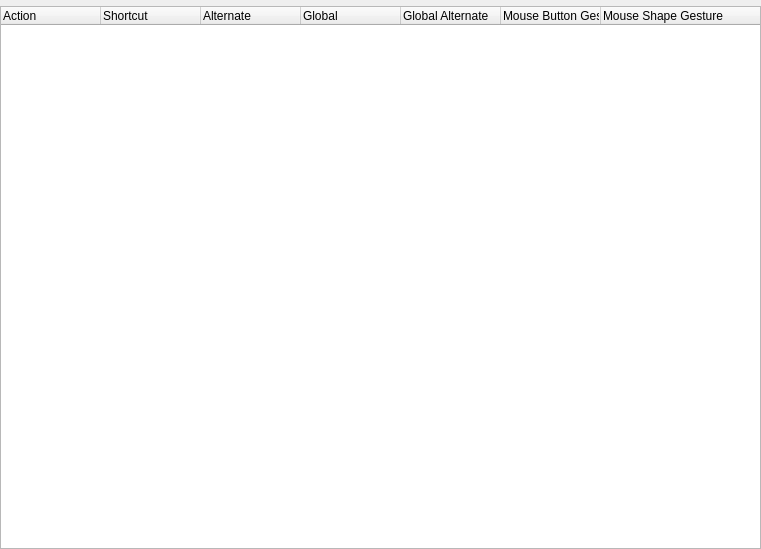
The window that kdeui/dialogs/kshortcutsdialog.ui (KDE/kdelibs) describes before a commit, drawn with Qt 5.
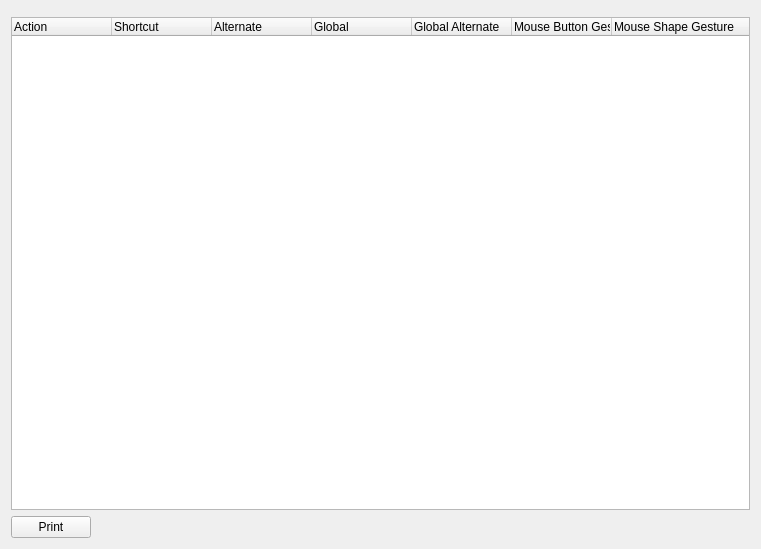
The same window after the commit. Custom widgets are drawn as their Qt base class.

What changed in the file:
```diff
--- a/kdeui/dialogs/kshortcutsdialog.ui
+++ b/kdeui/dialogs/kshortcutsdialog.ui
@@ -9,13 +9,7 @@
     <height>549</height>
    </rect>
   </property>
-  <layout class="QVBoxLayout" >
-   <property name="margin" >
-    <number>0</number>
-   </property>
-   <property name="spacing" >
-    <number>6</number>
-   </property>
+  <layout class="QVBoxLayout" name="verticalLayout" >
    <item>
     <widget class="KTreeWidgetSearchLineWidget" native="1" name="searchFilter" >
      <property name="whatsThis" >
@@ -68,6 +62,30 @@
      </column>
     </widget>
    </item>
+   <item>
+    <layout class="QHBoxLayout" name="horizontalLayout" >
+     <item>
+      <widget class="QPushButton" name="printButton" >
+       <property name="text" >
+        <string>Print</string>
+       </property>
+      </widget>
+     </item>
+     <item>
+      <spacer name="horizontalSpacer" >
+       <property name="orientation" >
+        <enum>Qt::Horizontal</enum>
+       </property>
+       <property name="sizeHint" stdset="0" >
+        <size>
+         <width>40</width>
+         <height>20</height>
+        </size>
+       </property>
+      </spacer>
+     </item>
+    </layout>
+   </item>
   </layout>
  </widget>
  <customwidgets>
```
Left out of the diff: 2 changed lines with no effect on the pictures.
